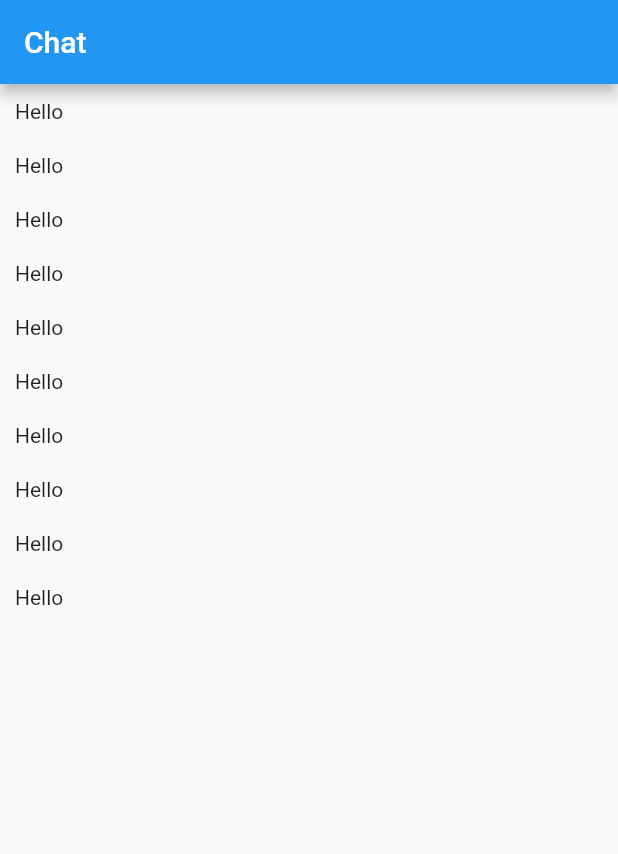
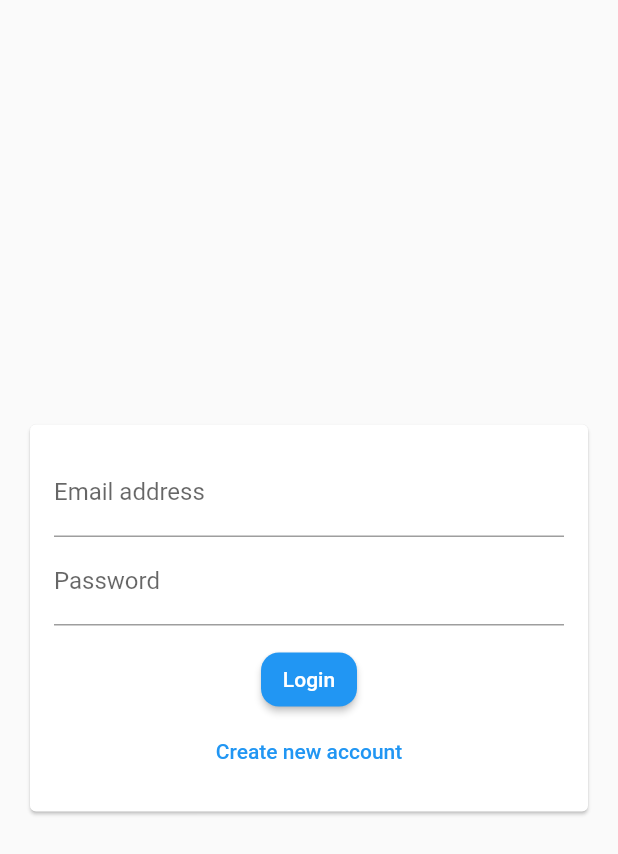
Before and after one commit to arq0017/flutter-chat-app, a Flutter app: the screen it shows after launch, on a phone screen of 412 x 824 dp. Shown: the top 854 px of the screen. Run offline on Flutter 3.47's test engine with Material 2 defaults, Android fonts, the phone set to English and light mode, and no system bars; our stand-ins replace cloud_firestore, firebase_auth, firebase_core; accounts and stored records are empty.

Commit message:
Firebase_auth bindin

```diff
--- a/chat_single_app/lib/main.dart
+++ b/chat_single_app/lib/main.dart
@@ -1,4 +1,4 @@
-import 'package:chat_single_app/screen/chat_screen.dart';
+import 'package:chat_single_app/screen/auth_screen.dart';
 import 'package:firebase_core/firebase_core.dart';
 import 'package:flutter/material.dart';
 
@@ -21,11 +21,16 @@ class _MyAppState extends State<MyApp> {
       builder: (context, snapshot) =>
           snapshot.connectionState == ConnectionState.done
               ? MaterialApp(
+                  debugShowCheckedModeBanner: false,
                   title: 'Flutter Demo',
-                  theme: ThemeData(
+                  darkTheme: ThemeData(
+                    brightness: Brightness.dark,
                     primarySwatch: Colors.blue,
+                    primaryColor: Colors.red[700],
+                    accentColor: Color(0xFFE7622F),
+                    cardColor: Colors.black,
                   ),
-                  home: ChatScreen(),
+                  home: AuthScreen(),
                 )
               : Center(child: CircularProgressIndicator()),
     );
--- a/chat_single_app/lib/screen/auth_screen.dart
+++ b/chat_single_app/lib/screen/auth_screen.dart
@@ -0,0 +1,59 @@
+import 'package:chat_single_app/widget/auth/auth_form.dart';
+import 'package:firebase_auth/firebase_auth.dart';
+import 'package:flutter/material.dart';
+import 'package:flutter/services.dart';
+import 'package:cloud_firestore/cloud_firestore.dart';
+
+class AuthScreen extends StatefulWidget {
+  const AuthScreen({Key? key}) : super(key: key);
+
+  @override
+  _AuthScreenState createState() => _AuthScreenState();
+}
+
+class _AuthScreenState extends State<AuthScreen> {
+  final auth = FirebaseAuth.instance;
+  void _submitAuthForm(
+    String email,
+    String password,
+    String username,
+    // is Login :: true - authentication : false - create Account
+    bool isLogin,
+    BuildContext context,
+  ) async {
+    var result;
+    try {
+      if (isLogin) {
+        result = await auth.signInWithEmailAndPassword(
+            email: email, password: password);
+      } else {
+        result = await auth.createUserWithEmailAndPassword(
+            email: email, password: password);
+        User user = result.user;
+        CollectionReference users =
+            FirebaseFirestore.instance.collection('users');
+        users.doc(user.uid).set({
+          'username': username,
+          'email': email,
+        });
+      }
+    } on PlatformException catch (error) {
+      var message = "An error occured , please try again ";
+      if (error.message != null) {
+        message = error.message!;
+        print(error.message);
+      }
+      ScaffoldMessenger.of(context).showSnackBar(SnackBar(
+        content: Text(message.toString()),
+        backgroundColor: Theme.of(context).errorColor,
+      ));
+    }
+  }
+
+  @override
+  Widget build(BuildContext context) {
+    return Scaffold(
+      body: AuthForm(_submitAuthForm),
+    );
+  }
+}
--- /dev/null
+++ b/chat_single_app/lib/widget/auth/auth_form.dart
@@ -0,0 +1,128 @@
+import 'package:flutter/material.dart';
+
+class AuthForm extends StatefulWidget {
+  final void Function(String email, String username, String password,
+      bool isLogin, BuildContext context) submitFn;
+
+  AuthForm(this.submitFn);
+
+  @override
+  _AuthFormState createState() => _AuthFormState();
+}
+
+class _AuthFormState extends State<AuthForm> {
+  //? Global key
+  final _formKey = GlobalKey<FormState>();
+  var _isLogin = true;
+  // for storing the entered values
+  String _userEmail = '';
+  String _userName = '';
+  String _userPassword = '';
+
+  void _trySubmit() {
+    final isValid = _formKey.currentState!.validate();
+    if (isValid) {
+      _formKey.currentState!.save();
+      widget.submitFn(
+        _userEmail.trim(),
+        _userName.trim(),
+        _userPassword.trim(),
+        _isLogin,
+        context,
+      );
+      // send the data to user auth
+    }
+  }
+
+  @override
+  Widget build(BuildContext context) {
+    final ButtonStyle raisedButtonStyle = ElevatedButton.styleFrom(
+      padding: EdgeInsets.all(10),
+      shape: const RoundedRectangleBorder(
+        borderRadius: BorderRadius.all(Radius.circular(12)),
+      ),
+    );
+
+    return Center(
+      child: Card(
+        margin: EdgeInsets.all(20),
+        child: SingleChildScrollView(
+          child: Padding(
+            padding: EdgeInsets.all(16),
+            child: Form(
+              key: _formKey,
+              child: Column(
+                // takes only limited space
+                mainAxisSize: MainAxisSize.min,
+                children: [
+                  //! email
+                  TextFormField(
+                    key: ValueKey('email'),
+                    validator: (value) {
+                      if (value!.isEmpty || !value.contains('@'))
+                        return 'Please Enter valid Email Adderss';
+                      return null;
+                    },
+                    keyboardType: TextInputType.emailAddress,
+                    decoration: InputDecoration(labelText: 'Email address'),
+                    onSaved: (value) {
+                      _userEmail = value!;
+                    },
+                  ),
+                  //! userId
+                  if (!_isLogin)
+                    TextFormField(
+                      key: ValueKey('username'),
+                      validator: (value) {
+                        if (value!.isEmpty || value.length < 4)
+                          return "Enter valid username";
+                        return null;
+                      },
+                      decoration: InputDecoration(labelText: 'Username'),
+                      onSaved: (value) {
+                        _userName = value!;
+                      },
+                    ),
+                  //! password
+                  TextFormField(
+                    key: ValueKey('password'),
+                    validator: (value) {
+                      if (value!.isEmpty || value.length < 7)
+                        return "password must be atleast 7 characters";
+                      return null;
+                    },
+                    decoration: InputDecoration(labelText: 'Password'),
+                    obscureText: true,
+                    onSaved: (value) {
+                      _userPassword = value!;
+                    },
+                  ),
+                  SizedBox(height: 12),
+                  ElevatedButton(
+                      style: raisedButtonStyle,
+                      onPressed: () {
+                        FocusScopeNode currentFocus = FocusScope.of(context);
+                        if (!currentFocus.hasPrimaryFocus) {
+                          currentFocus.unfocus();
+                        }
+                        _trySubmit();
+                      },
+                      child: Text(_isLogin ? 'Login' : 'SignUp')),
+                  TextButton(
+                      onPressed: () {
+                        setState(() {
+                          _isLogin = !_isLogin;
+                        });
+                      },
+                      child: Text(_isLogin
+                          ? 'Create new account'
+                          : 'Already have an account'))
+                ],
+              ),
+            ),
+          ),
+        ),
+      ),
+    );
+  }
+}
```
Also changed, not shown: chat_single_app/lib/screen/chat_screen.dart (+26 -6 lines), 4 other files.
